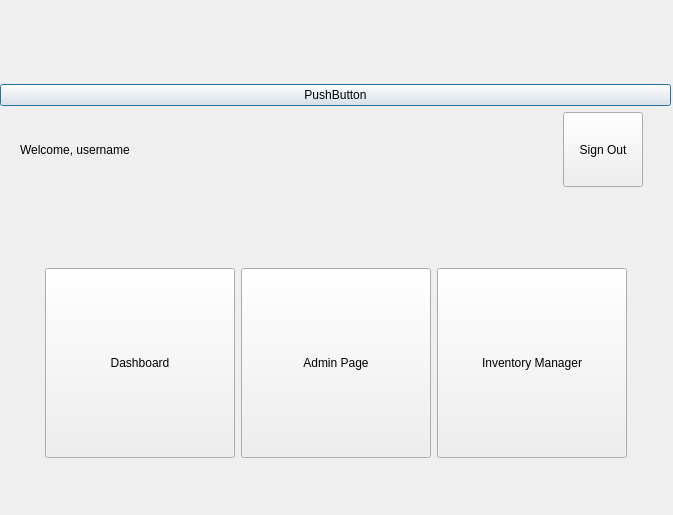
The window that cs2_lab_final_project/systemui.ui (Hamdy410/CS2_lab_finalProject) describes before a commit, drawn with Qt 5.
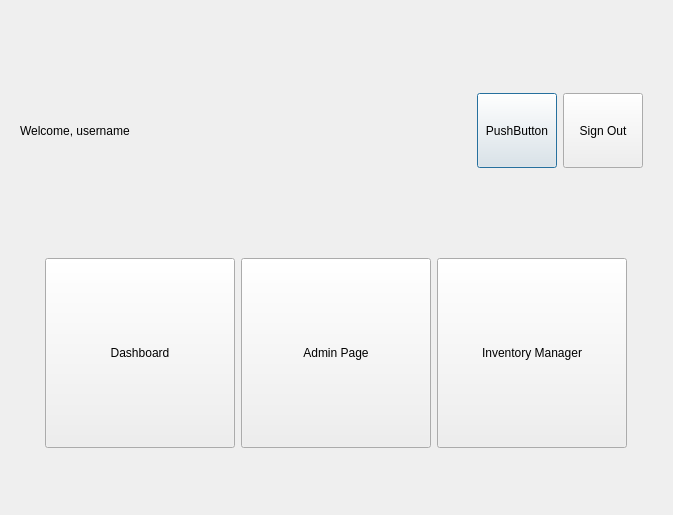
The same window after the commit.

Commit message: Solved issues in table of items - enahnced ui

```diff
--- a/cs2_lab_final_project/systemui.ui
+++ b/cs2_lab_final_project/systemui.ui
@@ -43,19 +43,6 @@
           </property>
          </spacer>
         </item>
-        <item>
-         <widget class="QPushButton" name="pushButton_Theme">
-          <property name="text">
-           <string>PushButton</string>
-          </property>
-          <property name="iconSize">
-           <size>
-            <width>30</width>
-            <height>30</height>
-           </size>
-          </property>
-         </widget>
-        </item>
         <item>
          <layout class="QHBoxLayout" name="horizontalLayout_5">
           <item>
@@ -94,6 +81,25 @@
             </property>
            </spacer>
           </item>
+          <item>
+           <widget class="QPushButton" name="pushButton_Theme">
+            <property name="minimumSize">
+             <size>
+              <width>40</width>
+              <height>75</height>
+             </size>
+            </property>
+            <property name="text">
+             <string>PushButton</string>
+            </property>
+            <property name="iconSize">
+             <size>
+              <width>30</width>
+              <height>30</height>
+             </size>
+            </property>
+           </widget>
+          </item>
           <item>
            <widget class="QPushButton" name="signoutPushButton">
             <property name="minimumSize">
```
The commit also changes 7 other files.
